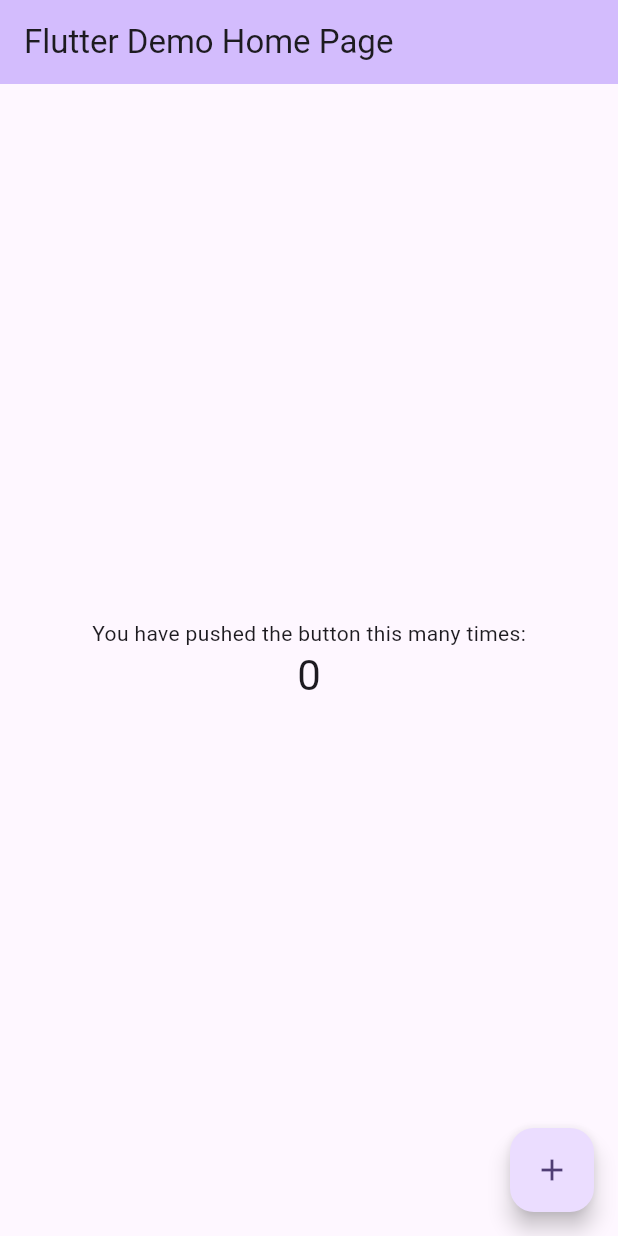
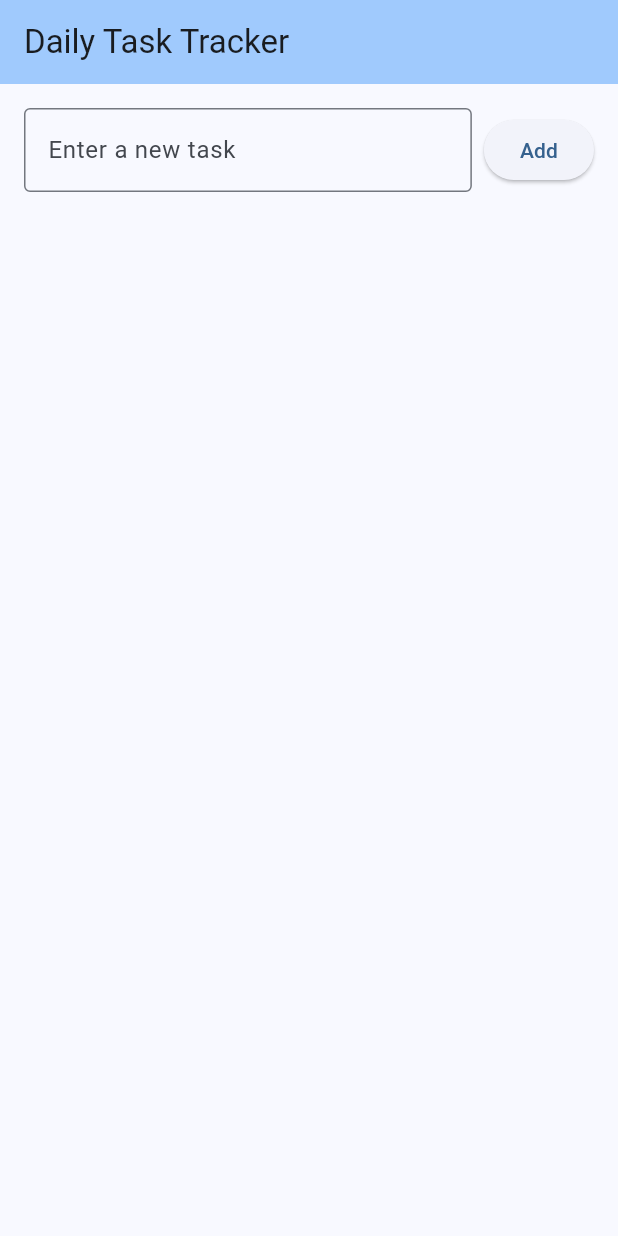
Before and after one commit to GueldonR/project_x, a Flutter app: the screen it shows after launch, on a phone screen of 412 x 824 dp. Run offline on Flutter 3.47's test engine with Material 3 defaults, Android fonts, the phone set to English and light mode, and no system bars.

Commit message:
Simple task manager

```diff
--- a/lib/main.dart
+++ b/lib/main.dart
@@ -7,116 +7,112 @@ void main() {
 class MyApp extends StatelessWidget {
   const MyApp({super.key});
 
-  // This widget is the root of your application.
   @override
   Widget build(BuildContext context) {
     return MaterialApp(
-      title: 'Flutter Demo',
+      title: 'Daily Task Tracker',
       theme: ThemeData(
-        // This is the theme of your application.
-        //
-        // TRY THIS: Try running your application with "flutter run". You'll see
-        // the application has a purple toolbar. Then, without quitting the app,
-        // try changing the seedColor in the colorScheme below to Colors.green
-        // and then invoke "hot reload" (save your changes or press the "hot
-        // reload" button in a Flutter-supported IDE, or press "r" if you used
-        // the command line to start the app).
-        //
-        // Notice that the counter didn't reset back to zero; the application
-        // state is not lost during the reload. To reset the state, use hot
-        // restart instead.
-        //
-        // This works for code too, not just values: Most code changes can be
-        // tested with just a hot reload.
-        colorScheme: ColorScheme.fromSeed(seedColor: Colors.deepPurple),
+        colorScheme: ColorScheme.fromSeed(seedColor: Colors.blue),
+        useMaterial3: true,
       ),
-      home: const MyHomePage(title: 'Flutter Demo Home Page'),
+      home: const TaskTrackerPage(),
     );
   }
 }
 
-class MyHomePage extends StatefulWidget {
-  const MyHomePage({super.key, required this.title});
-
-  // This widget is the home page of your application. It is stateful, meaning
-  // that it has a State object (defined below) that contains fields that affect
-  // how it looks.
-
-  // This class is the configuration for the state. It holds the values (in this
-  // case the title) provided by the parent (in this case the App widget) and
-  // used by the build method of the State. Fields in a Widget subclass are
-  // always marked "final".
-
-  final String title;
+class TaskTrackerPage extends StatefulWidget {
+  const TaskTrackerPage({super.key});
 
   @override
-  State<MyHomePage> createState() => _MyHomePageState();
+  State<TaskTrackerPage> createState() => _TaskTrackerPageState();
 }
 
-class _MyHomePageState extends State<MyHomePage> {
-  int _counter = 0;
+class _TaskTrackerPageState extends State<TaskTrackerPage> {
+  final List<Task> _tasks = [];
+  final TextEditingController _taskController = TextEditingController();
 
-  void _incrementCounter() {
+  void _addTask() {
+    if (_taskController.text.isNotEmpty) {
+      setState(() {
+        _tasks.add(Task(title: _taskController.text, isCompleted: false));
+        _taskController.clear();
+      });
+    }
+  }
+
+  void _toggleTask(int index) {
     setState(() {
-      // This call to setState tells the Flutter framework that something has
-      // changed in this State, which causes it to rerun the build method below
-      // so that the display can reflect the updated values. If we changed
-      // _counter without calling setState(), then the build method would not be
-      // called again, and so nothing would appear to happen.
-      _counter++;
+      _tasks[index].isCompleted = !_tasks[index].isCompleted;
+    });
+  }
+
+  void _deleteTask(int index) {
+    setState(() {
+      _tasks.removeAt(index);
     });
   }
 
   @override
   Widget build(BuildContext context) {
-    // This method is rerun every time setState is called, for instance as done
-    // by the _incrementCounter method above.
-    //
-    // The Flutter framework has been optimized to make rerunning build methods
-    // fast, so that you can just rebuild anything that needs updating rather
-    // than having to individually change instances of widgets.
     return Scaffold(
       appBar: AppBar(
-        // TRY THIS: Try changing the color here to a specific color (to
-        // Colors.amber, perhaps?) and trigger a hot reload to see the AppBar
-        // change color while the other colors stay the same.
+        title: const Text('Daily Task Tracker'),
         backgroundColor: Theme.of(context).colorScheme.inversePrimary,
-        // Here we take the value from the MyHomePage object that was created by
-        // the App.build method, and use it to set our appbar title.
-        title: Text(widget.title),
       ),
-      body: Center(
-        // Center is a layout widget. It takes a single child and positions it
-        // in the middle of the parent.
-        child: Column(
-          // Column is also a layout widget. It takes a list of children and
-          // arranges them vertically. By default, it sizes itself to fit its
-          // children horizontally, and tries to be as tall as its parent.
-          //
-          // Column has various properties to control how it sizes itself and
-          // how it positions its children. Here we use mainAxisAlignment to
-          // center the children vertically; the main axis here is the vertical
-          // axis because Columns are vertical (the cross axis would be
-          // horizontal).
-          //
-          // TRY THIS: Invoke "debug painting" (choose the "Toggle Debug Paint"
-          // action in the IDE, or press "p" in the console), to see the
-          // wireframe for each widget.
-          mainAxisAlignment: MainAxisAlignment.center,
-          children: <Widget>[
-            const Text('You have pushed the button this many times:'),
-            Text(
-              '$_counter',
-              style: Theme.of(context).textTheme.headlineMedium,
+      body: Column(
+        children: [
+          Padding(
+            padding: const EdgeInsets.all(16.0),
+            child: Row(
+              children: [
+                Expanded(
+                  child: TextField(
+                    controller: _taskController,
+                    decoration: const InputDecoration(
+                      hintText: 'Enter a new task',
+                      border: OutlineInputBorder(),
+                    ),
+                  ),
+                ),
+                const SizedBox(width: 8),
+                ElevatedButton(onPressed: _addTask, child: const Text('Add')),
+              ],
             ),
-          ],
-        ),
+          ),
+          Expanded(
+            child: ListView.builder(
+              itemCount: _tasks.length,
+              itemBuilder: (context, index) {
+                final task = _tasks[index];
+                return ListTile(
+                  leading: Checkbox(
+                    value: task.isCompleted,
+                    onChanged: (_) => _toggleTask(index),
+                  ),
+                  title: Text(
+                    task.title,
+                    style: TextStyle(
+                      decoration:
+                          task.isCompleted ? TextDecoration.lineThrough : null,
+                    ),
+                  ),
+                  trailing: IconButton(
+                    icon: const Icon(Icons.delete),
+                    onPressed: () => _deleteTask(index),
+                  ),
+                );
+              },
+            ),
+          ),
+        ],
       ),
-      floatingActionButton: FloatingActionButton(
-        onPressed: _incrementCounter,
-        tooltip: 'Increment',
-        child: const Icon(Icons.add),
-      ), // This trailing comma makes auto-formatting nicer for build methods.
     );
   }
 }
+
+class Task {
+  String title;
+  bool isCompleted;
+
+  Task({required this.title, required this.isCompleted});
+}
```
